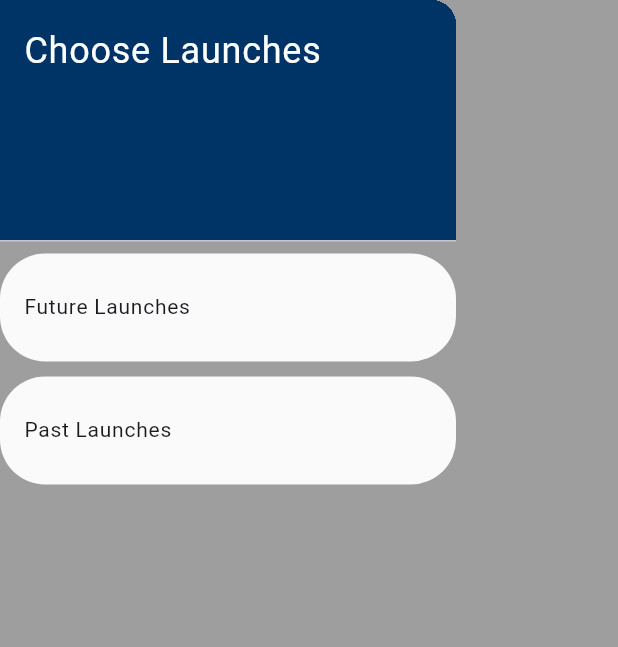
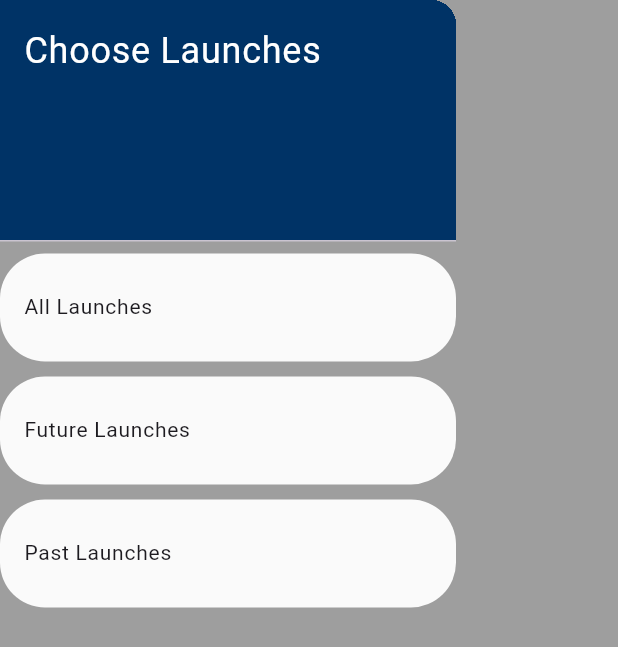
Before and after one commit to PetarJovanovic996/spacex_app, a Flutter app: the MyDrawer widget shown alone on an empty page, opened directly, on a phone screen of 412 x 824 dp. Shown: the top 647 px of the screen. Run offline on Flutter 3.47's test engine with Material 3 defaults, Android fonts, the phone set to English and light mode, and no system bars; our stand-ins replace bloc, equatable, flutter_bloc, shared_preferences; accounts and stored records are empty; network calls fail.

```diff
--- a/lib/widgets/my_drawer.dart
+++ b/lib/widgets/my_drawer.dart
@@ -1,5 +1,3 @@
-// () => Navigator.of(context).pushNamed(Routes.singleLaunchScreen)
-
 import 'package:flutter/material.dart';
 import 'package:spacex_app/core/my_theme.dart';
 import 'package:spacex_app/core/routes.dart';
@@ -27,6 +25,13 @@ class MyDrawer extends StatelessWidget {
             ),
           ),
           ListTile(
+            title: const Text('All Launches'),
+            onTap: () => Navigator.of(context).pushNamed(Routes.homeScreen),
+          ),
+          SizedBox(
+            height: 10,
+          ),
+          ListTile(
             title: const Text('Future Launches'),
             onTap: () =>
                 Navigator.of(context).pushNamed(Routes.futureLaunchesScreen),
```
